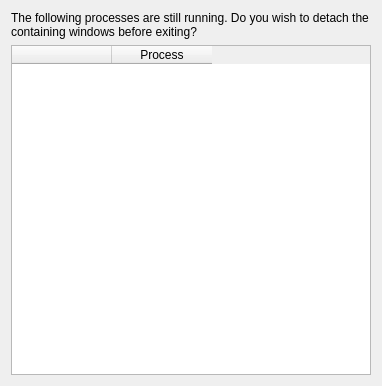
UjOwtuc/quadkonsole4, file src/detach_processes.ui: the form before one commit.
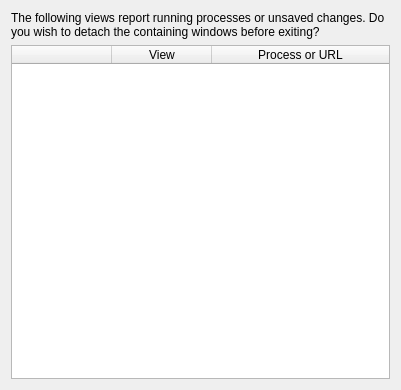
The form after the commit.

Commit message:
Added zoom view and corrected queryClose
Fixed a crash on detaching when updating the history. Fixed a crash on
detaching when resetting the active stack and reconnecting URL bar
actions.

Corrected the queryClose functions. They check for modified KParts and
running processes.

Rewrote the detach on quit dialog to allow detaching of background
views. It also displays the part name and current URL.

Diff of the .ui file:
```diff
--- a/src/detach_processes.ui
+++ b/src/detach_processes.ui
@@ -6,8 +6,8 @@
    <rect>
     <x>0</x>
     <y>0</y>
-    <width>382</width>
-    <height>386</height>
+    <width>401</width>
+    <height>390</height>
    </rect>
   </property>
   <property name="windowTitle">
@@ -17,7 +17,7 @@
    <item row="0" column="0">
     <widget class="QLabel" name="lTitle">
      <property name="text">
-      <string>The following processes are still running. Do you wish to detach the containing windows before exiting?</string>
+      <string>The following views report running processes or unsaved changes. Do you wish to detach the containing windows before exiting?</string>
      </property>
      <property name="wordWrap">
       <bool>true</bool>
@@ -26,6 +26,30 @@
    </item>
    <item row="1" column="0">
     <widget class="QTableWidget" name="processTable">
+     <property name="alternatingRowColors">
+      <bool>true</bool>
+     </property>
+     <property name="selectionBehavior">
+      <enum>QAbstractItemView::SelectRows</enum>
+     </property>
+     <property name="cornerButtonEnabled">
+      <bool>false</bool>
+     </property>
+     <property name="columnCount">
+      <number>3</number>
+     </property>
+     <attribute name="horizontalHeaderVisible">
+      <bool>true</bool>
+     </attribute>
+     <attribute name="horizontalHeaderStretchLastSection">
+      <bool>true</bool>
+     </attribute>
+     <attribute name="verticalHeaderVisible">
+      <bool>false</bool>
+     </attribute>
+     <attribute name="verticalHeaderStretchLastSection">
+      <bool>false</bool>
+     </attribute>
      <column>
       <property name="text">
        <string/>
@@ -33,7 +57,12 @@
      </column>
      <column>
       <property name="text">
-       <string>Process</string>
+       <string>View</string>
+      </property>
+     </column>
+     <column>
+      <property name="text">
+       <string>Process or URL</string>
       </property>
      </column>
     </widget>
```
The commit also changes 9 other files.
